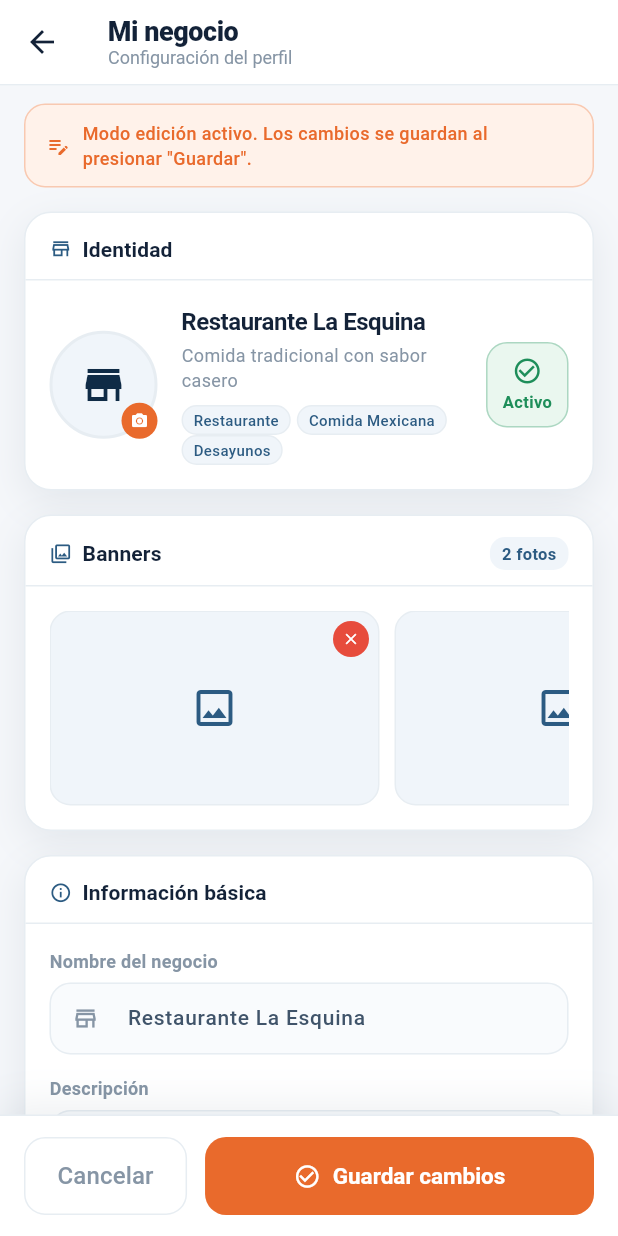
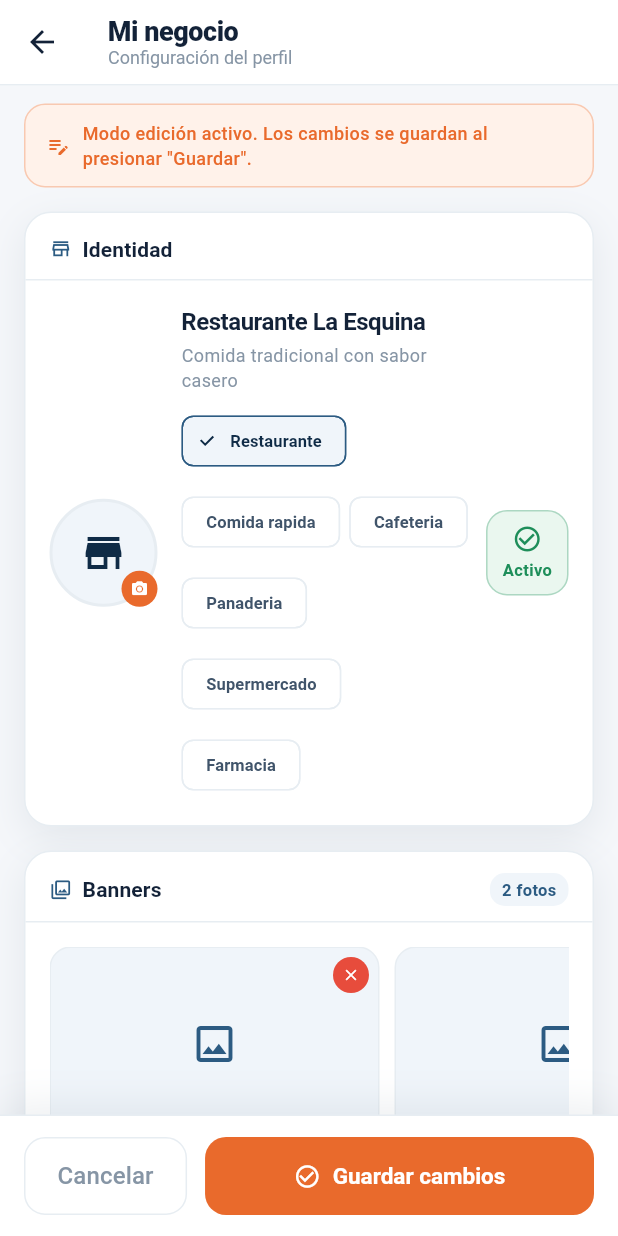
Before and after one commit to Reynel-12/manda2_business_frontend, a Flutter app: the BusinessSettingsScreen screen opened directly, after a tap on "Editar", on a phone screen of 412 x 824 dp. Run offline on Flutter 3.47's test engine with Material 3 defaults, Android fonts, the phone set to English and light mode, and no system bars; our stand-ins replace syncfusion_flutter_charts.

Commit message:
Actualización

```diff
--- a/lib/view/business/business_settings.dart
+++ b/lib/view/business/business_settings.dart
@@ -252,6 +252,14 @@ class _BusinessSettingsScreenState extends State<BusinessSettingsScreen>
 
   bool _isEditing = false;
   bool _isSaving = false;
+  final List<String> _availableCategories = const [
+    'Restaurante',
+    'Comida rapida',
+    'Cafeteria',
+    'Panaderia',
+    'Supermercado',
+    'Farmacia',
+  ];
 
   late AnimationController _entryCtrl;
   late Animation<double> _fadeAnim;
@@ -677,7 +685,52 @@ class _BusinessSettingsScreenState extends State<BusinessSettingsScreen>
                   overflow: TextOverflow.ellipsis,
                 ),
                 const SizedBox(height: 8),
-                Wrap(
+                _isEditing
+                    ? Wrap(
+                        spacing: 6,
+                        runSpacing: 6,
+                        children: _availableCategories.map((category) {
+                          final isSelected = _profile.categories.contains(
+                            category,
+                          );
+                          return FilterChip(
+                            label: Text(category),
+                            selected: isSelected,
+                            selectedColor: AppColors.primarySurface,
+                            checkmarkColor: AppColors.primary,
+                            side: BorderSide(
+                              color: isSelected
+                                  ? AppColors.primaryLight
+                                  : AppColors.divider,
+                            ),
+                            labelStyle: TextStyle(
+                              fontSize: 11,
+                              color: isSelected
+                                  ? AppColors.primary
+                                  : AppColors.textSecondary,
+                              fontWeight: FontWeight.w600,
+                            ),
+                            onSelected: (selected) {
+                              setState(() {
+                                final updated = List<String>.from(
+                                  _profile.categories,
+                                );
+                                if (selected) {
+                                  if (!updated.contains(category)) {
+                                    updated.add(category);
+                                  }
+                                } else if (updated.length > 1) {
+                                  updated.remove(category);
+                                }
+                                _profile = _profile.copyWith(
+                                  categories: updated,
+                                );
+                              });
+                            },
+                          );
+                        }).toList(),
+                      )
+                    : Wrap(
                         spacing: 4,
                         children: _profile.categories
                             .map(
```
Also changed, not shown: lib/view/business/business_finance_screen.dart (+20 -5 lines). Lines whose indentation alone changed are shown as unchanged.
